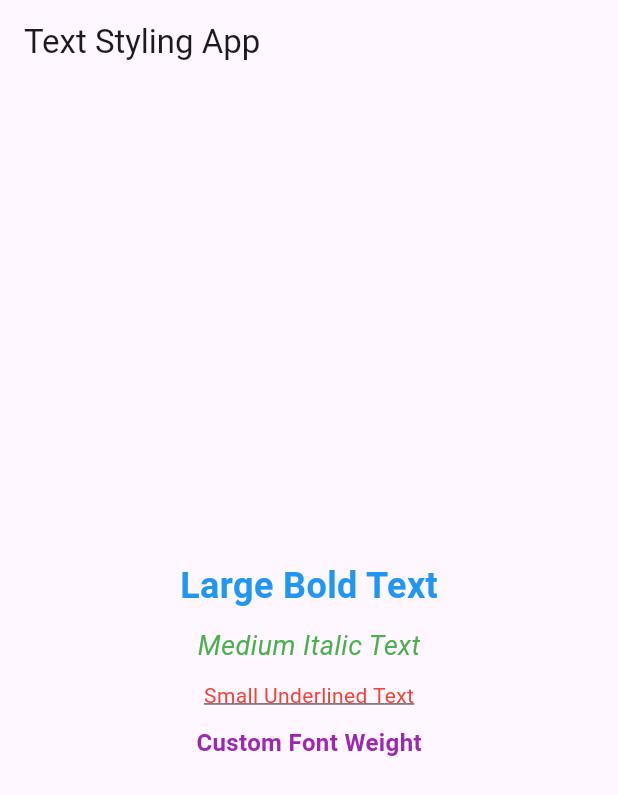
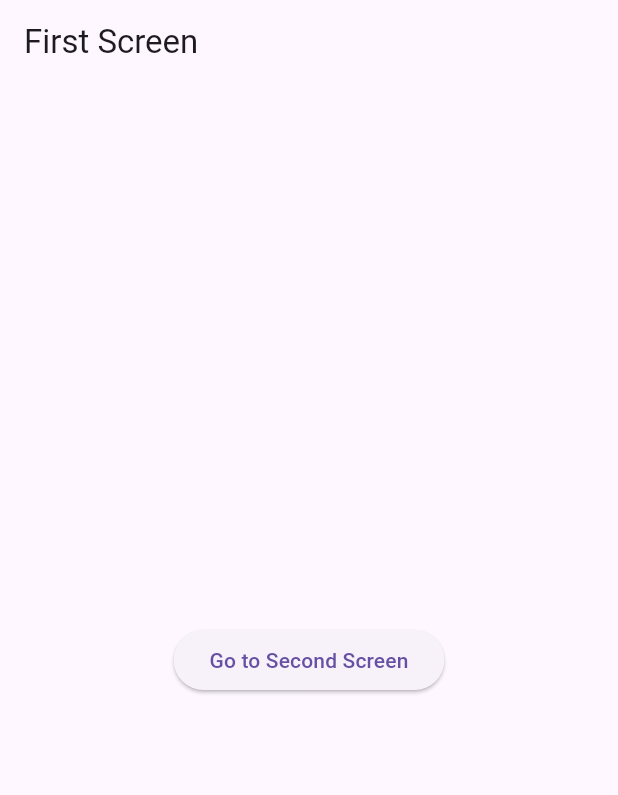
Before and after one commit to fiftee15n/tracker_sheet_progress, a Flutter app: the screen it shows after launch, on a phone screen of 412 x 824 dp. Shown: the top 795 px of the screen. Run offline on Flutter 3.47's test engine with Material 3 defaults, Android fonts, the light colour scheme and no system bars.

Commit message:
Problem 05 solved

```diff
--- a/lib/main.dart
+++ b/lib/main.dart
@@ -10,66 +10,56 @@ class MyApp extends StatelessWidget {
   @override
   Widget build(BuildContext context) {
     return MaterialApp(
-      title: 'Text Styling App',
+      title: 'Two Screens App',
       theme: ThemeData(
         useMaterial3: true,
       ),
-      home: const TextStylingScreen(),
+      home: const FirstScreen(),
     );
   }
 }
 
-class TextStylingScreen extends StatelessWidget {
-  const TextStylingScreen({super.key});
+class FirstScreen extends StatelessWidget {
+  const FirstScreen({super.key});
 
   @override
   Widget build(BuildContext context) {
     return Scaffold(
       appBar: AppBar(
-        title: const Text('Text Styling App'),
+        title: const Text('First Screen'),
       ),
       body: Center(
-        child: Column(
-          mainAxisAlignment: MainAxisAlignment.center,
-          children: [
-            Text(
-              'Large Bold Text',
-              style: TextStyle(
-                fontSize: 24,
-                fontWeight: FontWeight.bold,
-                color: Colors.blue,
-              ),
-            ),
-            const SizedBox(height: 10),
-            Text(
-              'Medium Italic Text',
-              style: TextStyle(
-                fontSize: 18,
-                fontStyle: FontStyle.italic,
-                color: Colors.green,
-              ),
-            ),
-            const SizedBox(height: 10),
-            Text(
-              'Small Underlined Text',
-              style: TextStyle(
-                fontSize: 14,
-                decoration: TextDecoration.underline,
-                color: Colors.red,
-              ),
-            ),
-            const SizedBox(height: 10),
-            Text(
-              'Custom Font Weight',
-              style: TextStyle(
-                fontSize: 16,
-                fontWeight: FontWeight.w600,
-                color: Colors.purple,
-              ),
-            ),
-          ],
+        child: ElevatedButton(
+          onPressed: () {
+            Navigator.push(
+              context,
+              MaterialPageRoute(builder: (context) => const SecondScreen()),
+            );
+          },
+          child: const Text('Go to Second Screen'),
         ),
       ),
     );
   }
 }
+
+class SecondScreen extends StatelessWidget {
+  const SecondScreen({super.key});
+
+  @override
+  Widget build(BuildContext context) {
+    return Scaffold(
+      appBar: AppBar(
+        title: const Text('Second Screen'),
+      ),
+      body: Center(
+        child: ElevatedButton(
+          onPressed: () {
+            Navigator.pop(context);
+          },
+          child: const Text('Back to First Screen'),
+        ),
+      ),
+    );
+  }
+}
```
